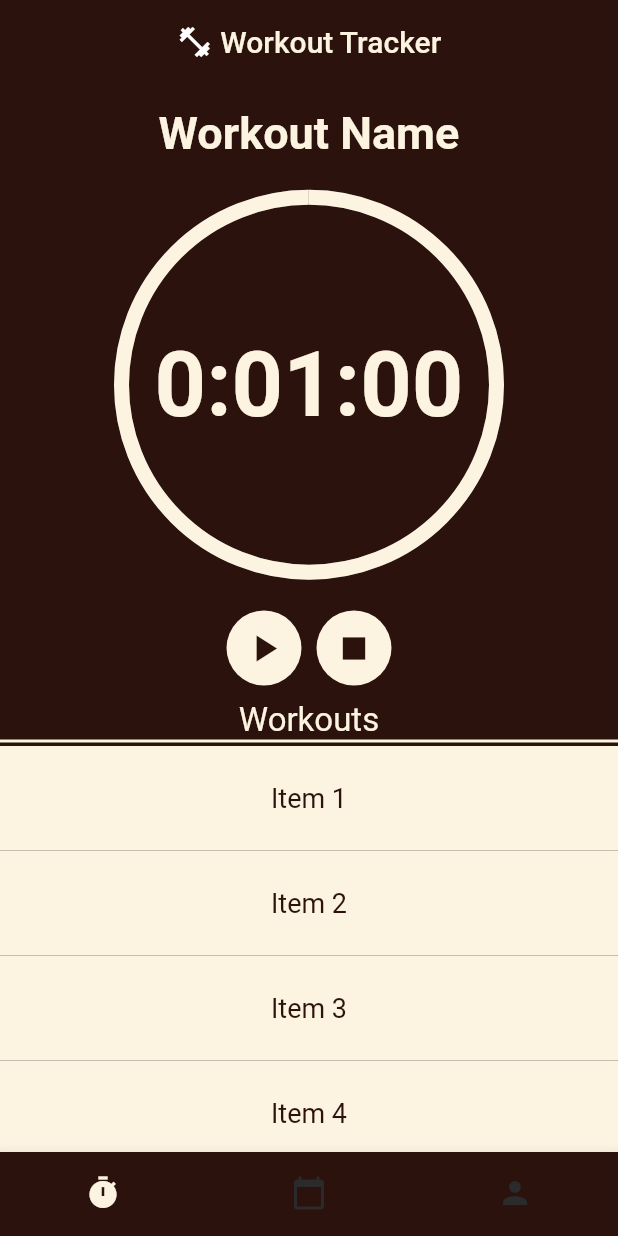
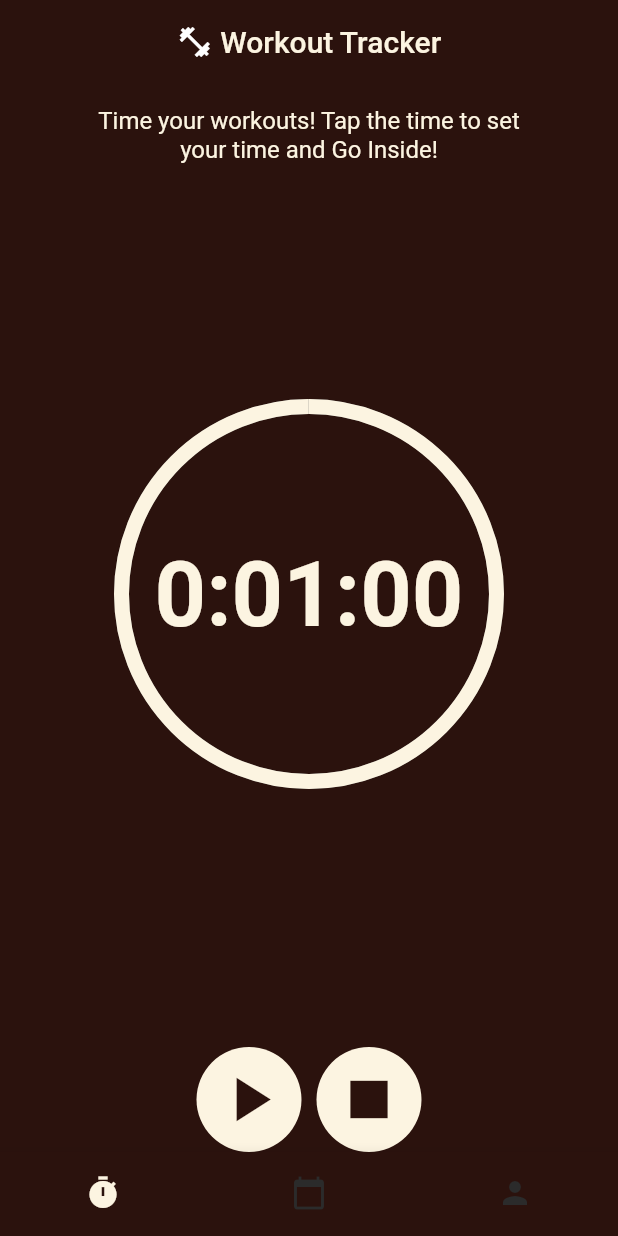
Before and after one commit to Dredayduncan/GoInside_Fitness_Mobile_Application, a Flutter app: the screen it shows once a user with an empty profile is signed in, on a phone screen of 412 x 824 dp. Run offline on Flutter 3.47's test engine with Material 2 defaults, Android fonts, the phone set to English and light mode, and no system bars; our stand-ins replace email_validator, firebase_auth, firebase_core, firebase_database, image_picker, table_calendar and 1 more; missing offline and left inert: flutter_paystack, status_alert; accounts and stored records are empty; Roboto replaces fonts that are missing (Quicksand).

Commit message:
Integrated the 3 phases of the app

```diff
--- a/lib/common_widgets/timerActionButton.dart
+++ b/lib/common_widgets/timerActionButton.dart
@@ -1,7 +1,7 @@
 import 'package:flutter/material.dart';
 
-class timerActionButton extends StatelessWidget {
-  const timerActionButton({
+class TimerActionButton extends StatelessWidget {
+  const TimerActionButton({
     Key? key,
     required this.icon,
   }) : super(key: key);
@@ -15,10 +15,10 @@ class timerActionButton extends StatelessWidget {
       ),
       child: CircleAvatar(
         backgroundColor: const Color(0xFFFCF4E1),
-        radius: 25,
+        radius: 35,
         child: Icon(
           icon,
-          size: 30,
+          size: 50,
           color: const Color(0xFF2B120D),
         ),
       ),
--- a/lib/views/TypesOfPackages.dart
+++ b/lib/views/TypesOfPackages.dart
@@ -21,6 +21,7 @@ class TypesOfPackages extends StatelessWidget {
 
         body: Padding(
           padding: const EdgeInsets.fromLTRB(30.0, 30.0, 30.0, 0.0),
+          child: SingleChildScrollView(
             child: Column(
               crossAxisAlignment: CrossAxisAlignment.start,
               children: [
@@ -263,6 +264,7 @@ class TypesOfPackages extends StatelessWidget {
               ],
             ),
           ),
+        ),
         backgroundColor: const Color(0xFF2B120D),
       ),
     );
--- a/lib/views/forgot_password.dart
+++ b/lib/views/forgot_password.dart
@@ -9,9 +9,9 @@ class ForgotPassword extends StatelessWidget {
 
   TextEditingController email = TextEditingController();
 
-  final String? userEmail;
+  final User user;
 
-  ForgotPassword({Key? key, required this.userEmail}) : super(key: key);
+  ForgotPassword({Key? key, required this.user}) : super(key: key);
 
   @override
   Widget build(BuildContext context) {
@@ -95,7 +95,7 @@ class ForgotPassword extends StatelessWidget {
                     text: 'Send Code',
                     onPressed: () async{
                       await FirebaseAuth.instance.sendPasswordResetEmail(email: email.text).then((value) {
-                        Navigator.pushReplacement(context, MaterialPageRoute(builder: (context)=>Login(userEmail: userEmail)));
+                        Navigator.pushReplacement(context, MaterialPageRoute(builder: (context)=>Login(user: user)));
                       });
                     },
                     color: const Color(0xFFFCF4E1),
--- a/lib/views/profile.dart
+++ b/lib/views/profile.dart
@@ -305,6 +305,7 @@ class _ProfileState extends State<Profile> {
             CustomElevatedButton(
               text: "Save Profile",
               onPressed: () {
+
                 try{
                   RTDatabase().userProfileUpdate(
                       userID: widget.auth.currentUser?.uid,
--- a/lib/views/welcome_screen.dart
+++ b/lib/views/welcome_screen.dart
@@ -45,7 +45,7 @@ class WelcomeScreen extends StatelessWidget {
                   onPressed: () {
                     Navigator.push(
                       context, MaterialPageRoute(
-                      builder: (context) => const Login(userEmail: "",))
+                      builder: (context) => const Login())
                     );
                   },
                   color: const Color(0xFFFCF4E1),
--- a/lib/views/workoutTracker.dart
+++ b/lib/views/workoutTracker.dart
@@ -1,11 +1,6 @@
 import 'package:flutter/cupertino.dart';
 import 'package:flutter/material.dart';
 import 'package:go_inside_fitness/common_widgets/timerActionButton.dart';
-// import 'package:flutter_countdown_timer/countdown.dart';
-// import 'package:flutter_countdown_timer/countdown_controller.dart';
-// import 'package:flutter_countdown_timer/countdown_timer_controller.dart';
-// import 'package:flutter_countdown_timer/current_remaining_time.dart';
-// import 'package:flutter_countdown_timer/flutter_countdown_timer.dart';
 
 class WorkoutTracker extends StatefulWidget {
   const WorkoutTracker({Key? key}) : super(key: key);
@@ -16,31 +11,6 @@ class WorkoutTracker extends StatefulWidget {
 
 class _WorkoutTrackerState extends State<WorkoutTracker> with TickerProviderStateMixin{
 
-  // int endTime = DateTime
-  //     .now()
-  //     .millisecondsSinceEpoch + 1000 * 30;
-  // CountdownTimerController countdownTimerController = CountdownTimerController(
-  //     endTime: DateTime.now().millisecondsSinceEpoch + 1000 * 30, onEnd: () => print('onEnd'),
-  // );
-  //
-  // CountdownController countdownController = CountdownController(
-  //     duration: Duration(minutes: 1),
-  // );
-  // // countdownTimerController =
-  //
-  // void dispose() {
-  //   countdownTimerController.dispose();
-  //   super.dispose();
-  // }
-  //
-  // // void initState() {
-  // //   super.initState();
-  // //   countdownTimerController = CountdownTimerController(endTime: endTime, onEnd: onEnd);
-  // // }
-  //
-  // void onEnd() {
-  //   print('onEnd');
-  // }
   late AnimationController controller;
 
   bool isPlaying = false;
@@ -66,7 +36,7 @@ class _WorkoutTrackerState extends State<WorkoutTracker> with TickerProviderStat
     super.initState();
     controller = AnimationController(
       vsync: this,
-      duration: Duration(seconds: 60),
+      duration: const Duration(seconds: 60),
     );
 
     controller.addListener(() {
@@ -98,66 +68,22 @@ class _WorkoutTrackerState extends State<WorkoutTracker> with TickerProviderStat
         child: Column(
             children: [
               const SizedBox(height: 15.0,),
-              const Text(
-                "Workout Name",
-                style: TextStyle(
-                    color: Color(0xFFFCF4E1),
-                    fontFamily: "Quicksand",
-                    fontSize: 30,
-                    fontWeight: FontWeight.bold
+              const SizedBox(
+                width: 300,
+                child: Text(
+                  "Time your workouts! Tap the time to set your time and Go Inside!",
+                  style: TextStyle(
+                      color: Color(0xFFFCF4E1),
+                      fontFamily: "Quicksand",
+                      fontSize: 16,
+                      fontWeight: FontWeight.normal
+                  ),
+                  textAlign: TextAlign.center,
                 ),
               ),
-              const SizedBox(height: 15.0,),
               _buildTimer(),
               const SizedBox(height: 15.0,),
               _buildButtons(),
-              const SizedBox(height: 10.0,),
-              Container(
-                  width: MediaQuery.of(context).size.width,
-                  decoration: const BoxDecoration(
-                      border: Border(
-                          bottom: BorderSide(width: 2.0, color: Color(0xFFFCF4E1))
-                      )
-                  ),
-                  child: const Center(
-                    child: Text(
-                      "Workouts",
-                      style: TextStyle(
-                          color: Color(0xFFFCF4E1),
-                          fontSize: 22.0,
-                          fontFamily: "Quicksand"
-                      ),
-                    ),
-                  )
-              ),
-              const SizedBox(height: 2.0,),
-              Expanded(
-                child: ListView(
-                  scrollDirection: Axis.vertical,
-                  children: <Widget>[
-                    Container(
-                      height: 70,
-                      color: const Color(0xFFFCF4E1),
-                      child: const Center(child: Text('Item 1', style: TextStyle(fontSize: 18, color: Color(0xFF2B120D)),)),
-                    ),
-                    Container(
-                      height: 70,
-                      color: const Color(0xFFFCF4E1),
-                      child: const Center(child: Text('Item 2', style: TextStyle(fontSize: 18, color: Color(0xFF2B120D)),)),
-                    ),
-                    Container(
-                      height: 70,
-                      color: const Color(0xFFFCF4E1),
-                      child: const Center(child: Text('Item 3', style: TextStyle(fontSize: 18, color: Color(0xFF2B120D)),)),
-                    ),
-                    Container(
-                      height: 70,
-                      color: const Color(0xFFFCF4E1),
-                      child: const Center(child: Text('Item 4', style: TextStyle(fontSize: 18, color: Color(0xFF2B120D)),)),
-                    ),
-                  ],
-                ),
-              ),
             ]
         ),
       ),
@@ -184,7 +110,7 @@ class _WorkoutTrackerState extends State<WorkoutTracker> with TickerProviderStat
                 });
               }
             },
-            child: timerActionButton(
+            child: TimerActionButton(
               icon: isPlaying == true ? Icons.pause : Icons.play_arrow,
             )
           ),
@@ -195,7 +121,7 @@ class _WorkoutTrackerState extends State<WorkoutTracker> with TickerProviderStat
                 isPlaying = false;
               });
             },
-            child: const timerActionButton(
+            child: const TimerActionButton(
               icon: Icons.stop,
             )
           ),
```
Also changed, not shown: lib/services/auth.dart (+27 -5 lines), lib/services/rt_database.dart (+35 -4 lines), lib/views/login.dart (+36 -10 lines), lib/views/packageTypes.dart (deleted, +0 -64 lines), lib/views/screenManager.dart (+24 -4 lines), lib/views/signup.dart (+13 -6 lines). Lines whose indentation alone changed are shown as unchanged.
